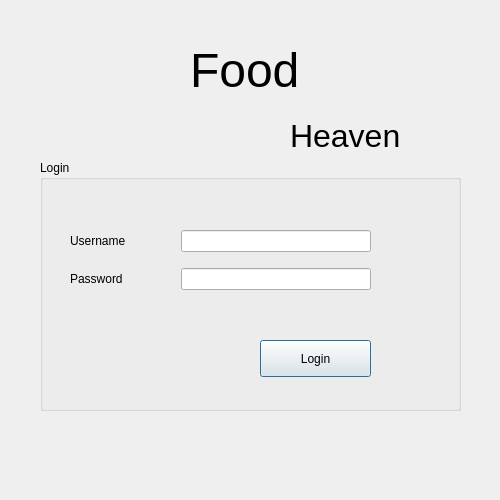
Before: the Qt Designer form ui/dialoglogin.ui in decemyn/food-management, drawn with Qt 5.
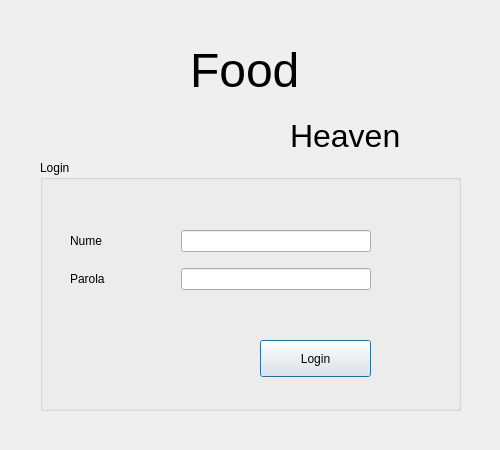
After: the same form once the commit is applied. Icons and pictures are not drawn.

Commit message: Translating the GUI, and a little bit of design changes

Diff of the .ui file:
```diff
--- a/ui/dialoglogin.ui
+++ b/ui/dialoglogin.ui
@@ -7,19 +7,19 @@
     <x>0</x>
     <y>0</y>
     <width>500</width>
-    <height>500</height>
+    <height>450</height>
    </rect>
   </property>
   <property name="minimumSize">
    <size>
     <width>500</width>
-    <height>500</height>
+    <height>450</height>
    </size>
   </property>
   <property name="maximumSize">
    <size>
     <width>500</width>
-    <height>500</height>
+    <height>450</height>
    </size>
   </property>
   <property name="windowTitle">
@@ -69,7 +69,7 @@
        <item>
         <widget class="QLabel" name="label">
          <property name="text">
-          <string>Username</string>
+          <string>Nume</string>
          </property>
         </widget>
        </item>
@@ -90,7 +90,7 @@
        <item>
         <widget class="QLabel" name="label_2">
          <property name="text">
-          <string>Password</string>
+          <string>Parola</string>
          </property>
         </widget>
        </item>
```
The commit also changes 6 other files.
